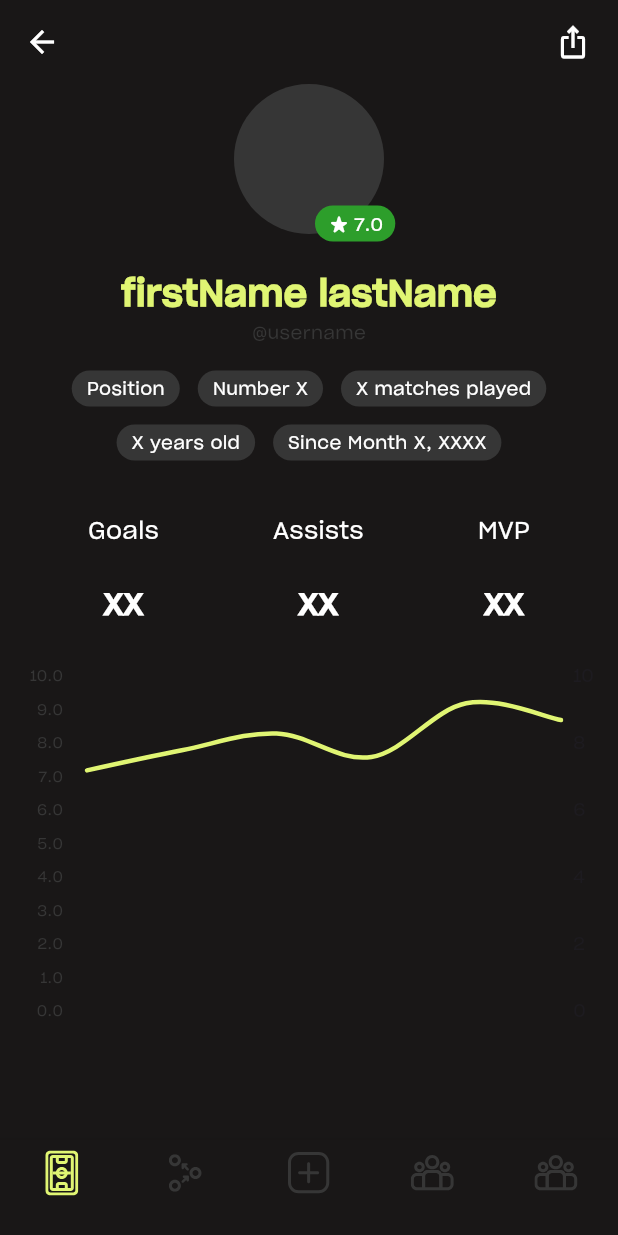
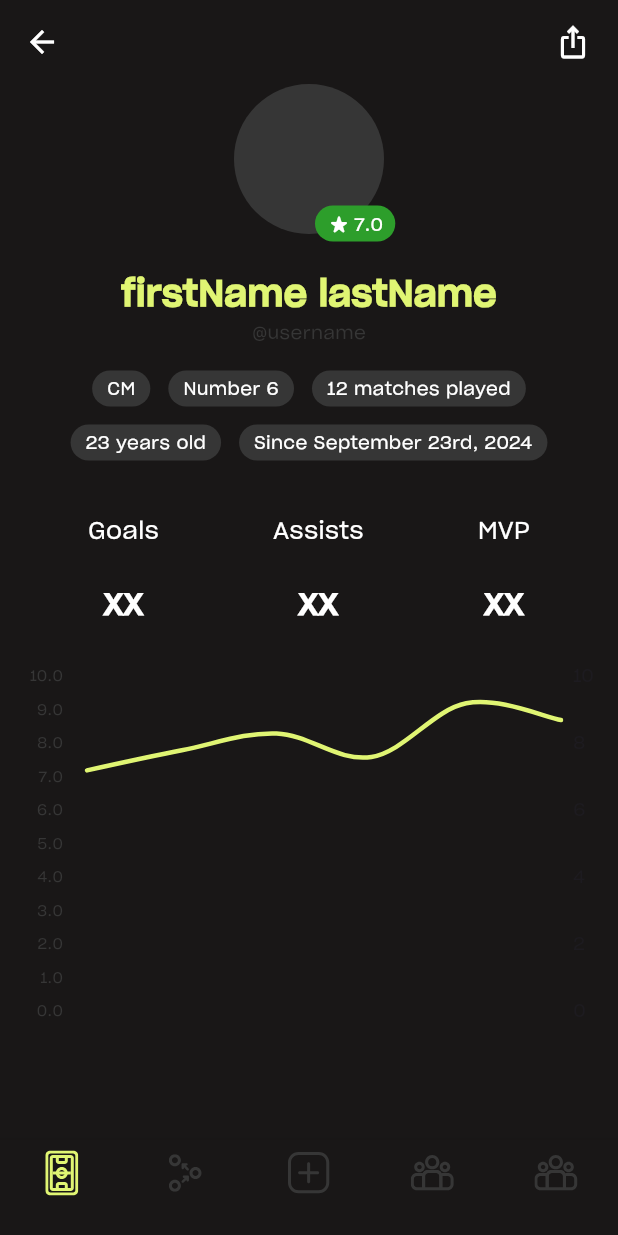
Before and after one commit to abuyukyi101198/sidelines-flutter, a Flutter app: the ProfileScreen screen opened directly, on a phone screen of 412 x 824 dp. Run offline on Flutter 3.47's test engine with Material 3 defaults, Android fonts, the phone set to English and light mode, and no system bars; drawn by our look-alikes of fl_chart; our stand-ins replace date_field, flutter_secure_storage, flutter_svg, smooth_page_indicator; accounts and stored records are empty.

Commit message:
added tag_display.dart and profile_tag.dart

```diff
--- a/lib/screens/profile_screen.dart
+++ b/lib/screens/profile_screen.dart
@@ -2,6 +2,7 @@ import 'package:flutter/material.dart';
 import 'package:sidelines/utils/color_palette.dart';
 import 'package:sidelines/widgets/display/profile/name_display.dart';
 import 'package:sidelines/widgets/display/profile/profile_display.dart';
+import 'package:sidelines/widgets/display/profile/tag_display.dart';
 import 'package:sidelines/widgets/misc/navigation_item.dart';
 import 'package:fl_chart/fl_chart.dart';
 
@@ -31,93 +32,16 @@ class ProfileScreen extends StatelessWidget {
             height: 24.0,
           ),
           const NameDisplay(
-              firstName: 'firstName',
-              lastName: 'lastName',
-              username: 'username'),
-          Row(
-            mainAxisAlignment: MainAxisAlignment.center,
-            children: [
-              Container(
-                padding:
-                    const EdgeInsets.symmetric(vertical: 6.0, horizontal: 10.0),
-                decoration: const BoxDecoration(
-                  color: ColorPalette.secondaryColor,
-                  borderRadius: BorderRadius.all(Radius.circular(16.0)),
-                ),
-                child: const Text(
-                  'Position',
-                  style: TextStyle(color: ColorPalette.textColor, height: 1.0),
-                ),
-              ),
-              const SizedBox(
-                width: 12.0,
-              ),
-              Container(
-                padding:
-                    const EdgeInsets.symmetric(vertical: 6.0, horizontal: 10.0),
-                decoration: const BoxDecoration(
-                  color: ColorPalette.secondaryColor,
-                  borderRadius: BorderRadius.all(Radius.circular(16.0)),
-                ),
-                child: const Text(
-                  'Number X',
-                  style: TextStyle(color: ColorPalette.textColor, height: 1.0),
-                ),
-              ),
-              const SizedBox(
-                width: 12.0,
-              ),
-              Container(
-                padding:
-                    const EdgeInsets.symmetric(vertical: 6.0, horizontal: 10.0),
-                decoration: const BoxDecoration(
-                  color: ColorPalette.secondaryColor,
-                  borderRadius: BorderRadius.all(Radius.circular(16.0)),
-                ),
-                child: const Text(
-                  'X matches played',
-                  style: TextStyle(color: ColorPalette.textColor, height: 1.0),
-                ),
-              ),
-            ],
+            firstName: 'firstName',
+            lastName: 'lastName',
+            username: 'username',
           ),
-          const SizedBox(
-            height: 12.0,
-          ),
-          Row(
-            mainAxisAlignment: MainAxisAlignment.center,
-            children: [
-              Container(
-                padding:
-                    const EdgeInsets.symmetric(vertical: 6.0, horizontal: 10.0),
-                decoration: const BoxDecoration(
-                  color: ColorPalette.secondaryColor,
-                  borderRadius: BorderRadius.all(Radius.circular(16.0)),
-                ),
-                child: const Text(
-                  'X years old',
-                  style: TextStyle(color: ColorPalette.textColor, height: 1.0),
-                ),
-              ),
-              const SizedBox(
-                width: 12.0,
-              ),
-              Container(
-                padding:
-                    const EdgeInsets.symmetric(vertical: 6.0, horizontal: 10.0),
-                decoration: const BoxDecoration(
-                  color: ColorPalette.secondaryColor,
-                  borderRadius: BorderRadius.all(Radius.circular(16.0)),
-                ),
-                child: const Text(
-                  'Since Month X, XXXX',
-                  style: TextStyle(color: ColorPalette.textColor, height: 1.0),
-                ),
-              ),
-            ],
-          ),
-          const SizedBox(
-            height: 36.0,
+          const TagDisplay(
+            positionData: 'CM',
+            numberData: '6',
+            playedData: '12',
+            ageData: '23',
+            joinData: 'September 23rd, 2024',
           ),
           const Row(
             mainAxisAlignment: MainAxisAlignment.center,
--- /dev/null
+++ b/lib/widgets/display/profile/tag_display.dart
@@ -0,0 +1,57 @@
+import 'package:flutter/material.dart';
+
+import '../../tags/profile_tag.dart';
+
+class TagDisplay extends StatelessWidget {
+  final String positionData;
+  final String numberData;
+  final String playedData;
+  final String ageData;
+  final String joinData;
+
+  const TagDisplay(
+      {super.key,
+      required this.positionData,
+      required this.numberData,
+      required this.playedData,
+      required this.ageData,
+      required this.joinData});
+
+  @override
+  Widget build(BuildContext context) {
+    return Column(
+      children: [
+        Row(
+          mainAxisAlignment: MainAxisAlignment.center,
+          children: [
+            ProfileTag(type: 'position', data: positionData),
+            const SizedBox(
+              width: 12.0,
+            ),
+            ProfileTag(type: 'number', data: numberData),
+            const SizedBox(
+              width: 12.0,
+            ),
+            ProfileTag(type: 'played', data: playedData),
+          ],
+        ),
+        const SizedBox(
+          height: 12.0,
+        ),
+        Row(
+          mainAxisAlignment: MainAxisAlignment.center,
+          children: [
+            ProfileTag(type: 'age', data: ageData),
+            const SizedBox(
+              width: 12.0,
+            ),
+            ProfileTag(type: 'join', data: joinData),
+          ],
+        ),
+        const SizedBox(
+          height: 36.0,
+        ),
+      ],
+    );
+  }
+}
--- /dev/null
+++ b/lib/widgets/tags/profile_tag.dart
@@ -0,0 +1,48 @@
+import 'package:flutter/material.dart';
+
+import '../../utils/color_palette.dart';
+
+class ProfileTag extends StatelessWidget {
+  final String? type;
+  final String data;
+
+  const ProfileTag({super.key, this.type = 'position', required this.data});
+
+  final _padding = const EdgeInsets.symmetric(vertical: 6.0, horizontal: 10.0);
+
+  final _decoration = const BoxDecoration(
+    color: ColorPalette.secondaryColor,
+    borderRadius: BorderRadius.all(Radius.circular(16.0)),
+  );
+
+  final _style = const TextStyle(color: ColorPalette.textColor, height: 1.0);
+
+  String generateLabel(String type, String data) {
+    switch (type) {
+      case 'position':
+        return data;
+      case 'number':
+        return 'Number $data';
+      case 'played':
+        return '$data matches played';
+      case 'age':
+        return '$data years old';
+      case 'join':
+        return 'Since $data';
+      default:
+        return data;
+    }
+  }
+
+  @override
+  Widget build(BuildContext context) {
+    return Container(
+      padding: _padding,
+      decoration: _decoration,
+      child: Text(
+        generateLabel(type!, data),
+        style: _style,
+      ),
+    );
+  }
+}
```
